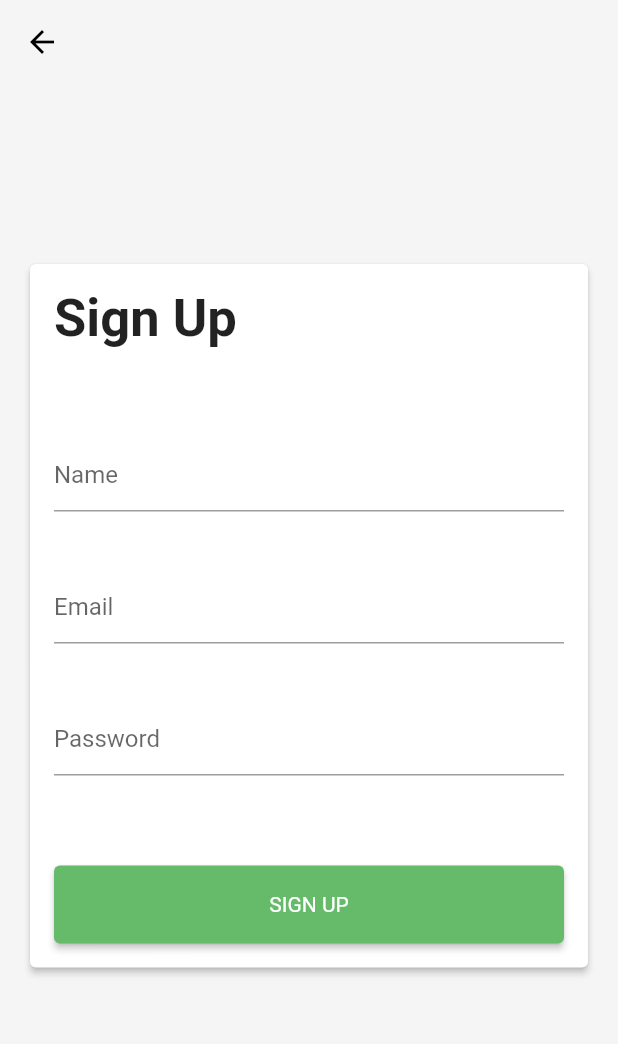
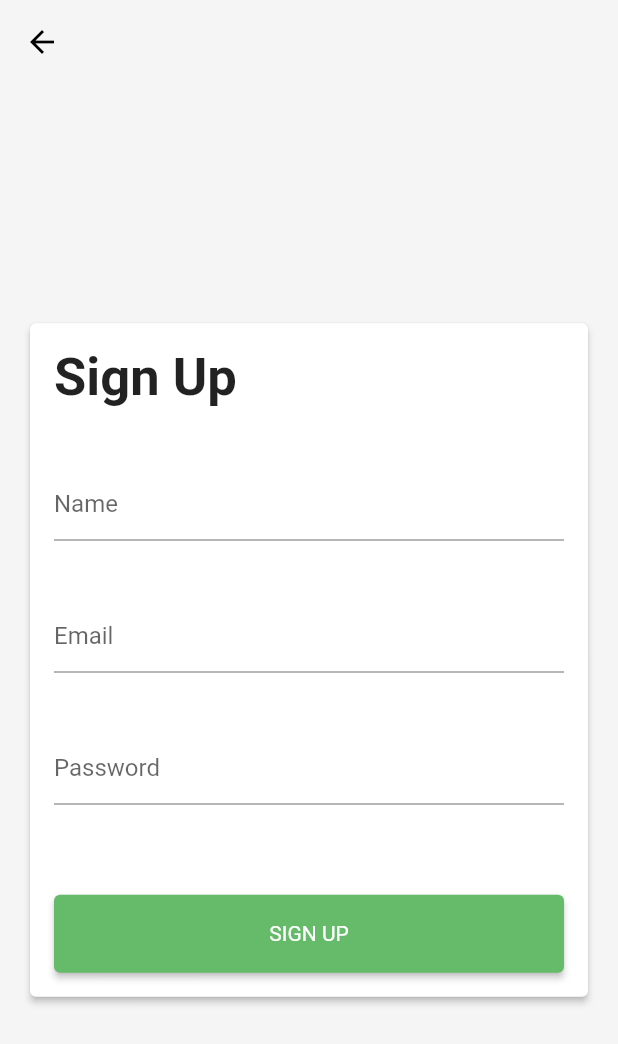
Before and after one commit to ryanrawlinson/savvy_shopper, a Flutter app: the SignUpScreen screen opened by its route, on a phone screen of 412 x 824 dp. Shown: the top 1044 px of the screen. Run offline on Flutter 3.47's test engine with Material 2 defaults, Android fonts, the phone set to English and light mode, and no system bars; our stand-ins replace cached_network_image, firebase_auth, firebase_core, google_sign_in, modal_progress_hud; accounts and stored records are empty.

Commit message:
- Fixed overflow issue on Android sign up

```diff
--- a/lib/components/authentication/registration_textfield.dart
+++ b/lib/components/authentication/registration_textfield.dart
@@ -4,7 +4,7 @@ class RegistrationTextField extends StatelessWidget {
   RegistrationTextField({
     @required this.inputType,
     @required this.labelText,
-    @required this.controller,
+    this.controller,
     this.isPasswordEnabled = false,
     this.onChanged,
     this.errorMessage,
--- a/lib/screens/signup_screen.dart
+++ b/lib/screens/signup_screen.dart
@@ -39,11 +39,9 @@ class _SignUpScreenState extends State<SignUpScreen> {
           padding: EdgeInsets.all(16.0),
           child: SafeArea(
             child: Column(
+              mainAxisAlignment: MainAxisAlignment.center,
               crossAxisAlignment: CrossAxisAlignment.stretch,
               children: [
-                SizedBox(
-                  height: 100.0,
-                ),
                 Card(
                   elevation: 2.0,
                   child: Padding(
@@ -59,12 +57,13 @@ class _SignUpScreenState extends State<SignUpScreen> {
                                 fontSize: 35.0, fontWeight: FontWeight.bold),
                           ),
                           Container(
-                            margin: EdgeInsets.only(top: 60.0),
                             child: Column(
                               mainAxisAlignment: MainAxisAlignment.start,
                               crossAxisAlignment: CrossAxisAlignment.stretch,
                               children: [
-                                RegistrationTextField(
+                                Padding(
+                                  padding: const EdgeInsets.only(top: 40.0),
+                                  child: RegistrationTextField(
                                     inputType: TextInputType.text,
                                     labelText: 'Name',
                                     isPasswordEnabled: false,
@@ -73,10 +72,10 @@ class _SignUpScreenState extends State<SignUpScreen> {
                                       _name = value;
                                     },
                                   ),
-                                SizedBox(
-                                  height: 40.0,
                                 ),
-                                RegistrationTextField(
+                                Padding(
+                                  padding: const EdgeInsets.only(top: 40.0),
+                                  child: RegistrationTextField(
                                     inputType: TextInputType.emailAddress,
                                     labelText: 'Email',
                                     isPasswordEnabled: false,
@@ -85,10 +84,10 @@ class _SignUpScreenState extends State<SignUpScreen> {
                                       _email = value;
                                     },
                                   ),
-                                SizedBox(
-                                  height: 40.0,
                                 ),
-                                RegistrationTextField(
+                                Padding(
+                                  padding: const EdgeInsets.only(top: 40.0),
+                                  child: RegistrationTextField(
                                     inputType: TextInputType.visiblePassword,
                                     labelText: 'Password',
                                     isPasswordEnabled: true,
@@ -96,6 +95,7 @@ class _SignUpScreenState extends State<SignUpScreen> {
                                     onChanged: (value) {
                                       _password = value;
                                     },
+                                  ),
                                 ),
                                 Padding(
                                   padding: EdgeInsets.only(top: 60.0),
```
Lines whose indentation alone changed are shown as unchanged.
